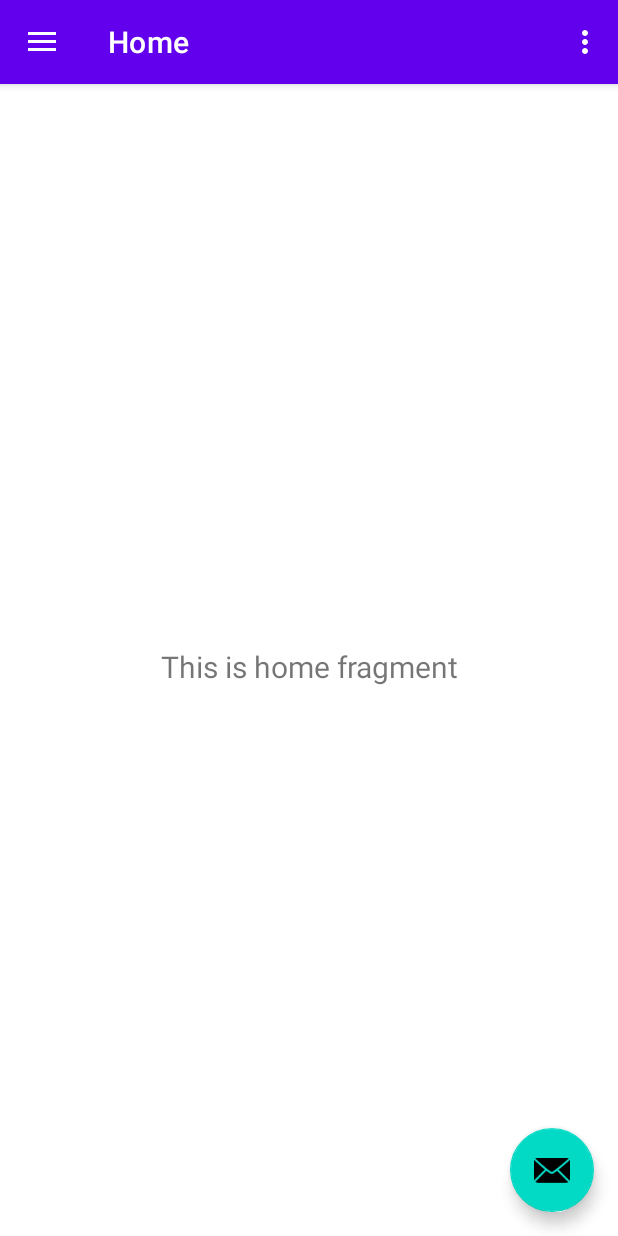
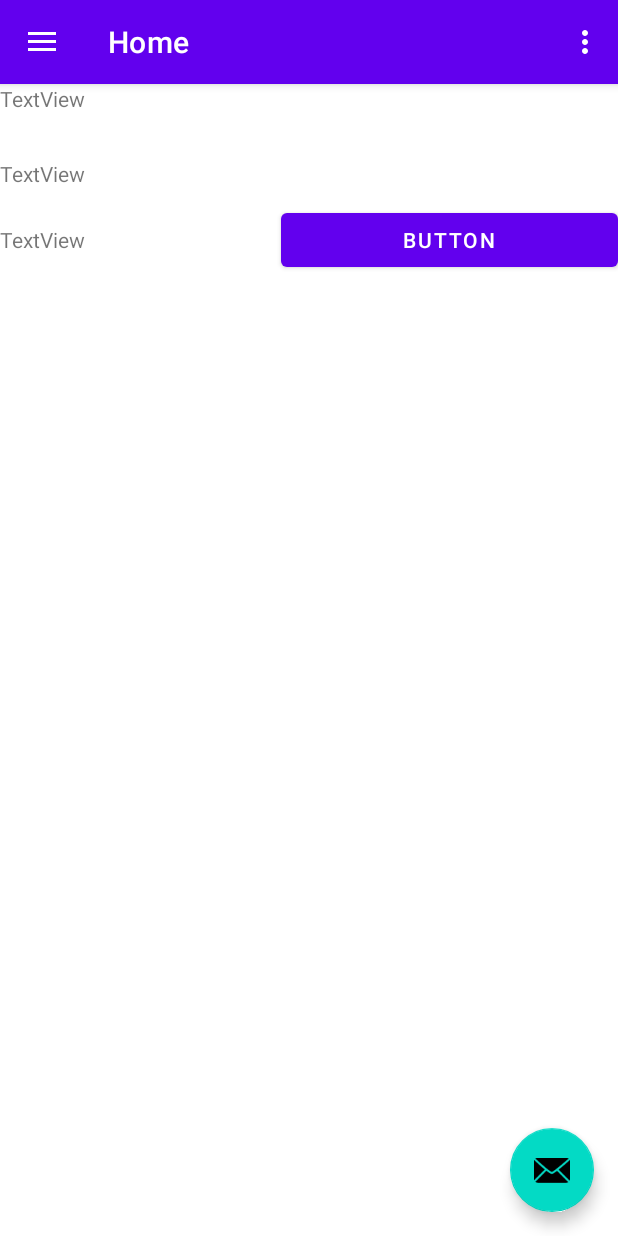
Before and after one commit to nicoVascon/HomeCoffee, an Android app: the screen it shows after launch (MainActivity), on a phone screen of 412 x 824 dp. Run offline under Robolectric (Android 15) with nearby library versions, the phone set to English and light mode, and no system bars; our stand-ins replace navigation-ui; 2 statements that could not run were skipped.

Commit message:
Commit inicial , não sei como nada funciona

```diff
--- a/app/build.gradle
+++ b/app/build.gradle
@@ -40,6 +40,7 @@ dependencies {
     implementation 'androidx.lifecycle:lifecycle-viewmodel-ktx:2.5.1'
     implementation 'androidx.navigation:navigation-fragment:2.5.3'
     implementation 'androidx.navigation:navigation-ui:2.5.3'
+    implementation 'androidx.gridlayout:gridlayout:1.0.0'
     testImplementation 'junit:junit:4.13.2'
     androidTestImplementation 'androidx.test.ext:junit:1.1.4'
     androidTestImplementation 'androidx.test.espresso:espresso-core:3.5.0'
--- a/app/src/main/res/layout/fragment_home.xml
+++ b/app/src/main/res/layout/fragment_home.xml
@@ -6,17 +6,48 @@
     android:layout_height="match_parent"
     tools:context=".ui.home.HomeFragment">
 
-    <TextView
-        android:id="@+id/text_home"
+    <LinearLayout
         android:layout_width="match_parent"
-        android:layout_height="wrap_content"
-        android:layout_marginStart="8dp"
-        android:layout_marginTop="8dp"
-        android:layout_marginEnd="8dp"
-        android:textAlignment="center"
-        android:textSize="20sp"
-        app:layout_constraintBottom_toBottomOf="parent"
-        app:layout_constraintEnd_toEndOf="parent"
-        app:layout_constraintStart_toStartOf="parent"
-        app:layout_constraintTop_toTopOf="parent" />
+        android:layout_height="match_parent"
+        android:orientation="vertical">
+
+        <TextView
+            android:id="@+id/textView2"
+            android:layout_width="match_parent"
+            android:layout_height="wrap_content"
+            android:height="50dp"
+            android:text="TextView" />
+
+        <TextView
+            android:id="@+id/textView3"
+            android:layout_width="match_parent"
+            android:layout_height="wrap_content"
+            android:height="30dp"
+            android:text="TextView" />
+
+        <LinearLayout
+            android:layout_width="match_parent"
+            android:layout_height="wrap_content"
+            android:orientation="horizontal">
+
+            <TextView
+                android:id="@+id/textView4"
+                android:layout_width="wrap_content"
+                android:layout_height="wrap_content"
+                android:layout_weight="1"
+                android:text="TextView" />
+
+            <Button
+                android:id="@+id/button"
+                android:layout_width="wrap_content"
+                android:layout_height="wrap_content"
+                android:layout_weight="1"
+                android:text="Button" />
+        </LinearLayout>
+
+        <androidx.recyclerview.widget.RecyclerView
+            android:layout_width="match_parent"
+            android:layout_height="match_parent" />
+
+    </LinearLayout>
 </androidx.constraintlayout.widget.ConstraintLayout>
```
